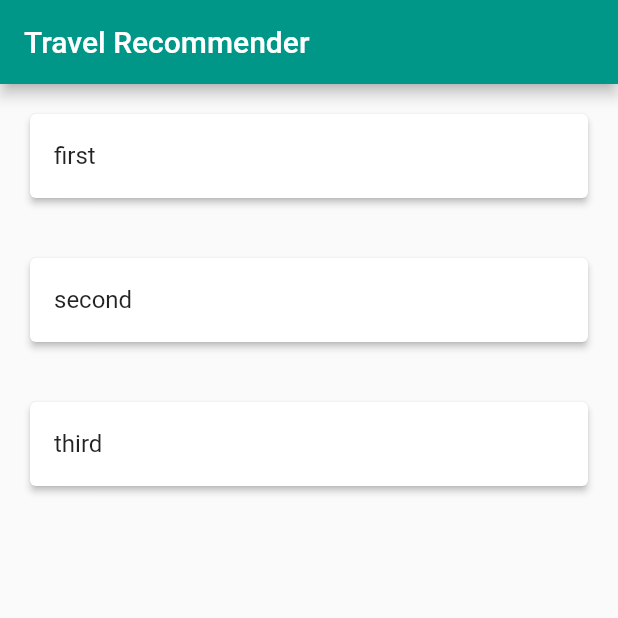
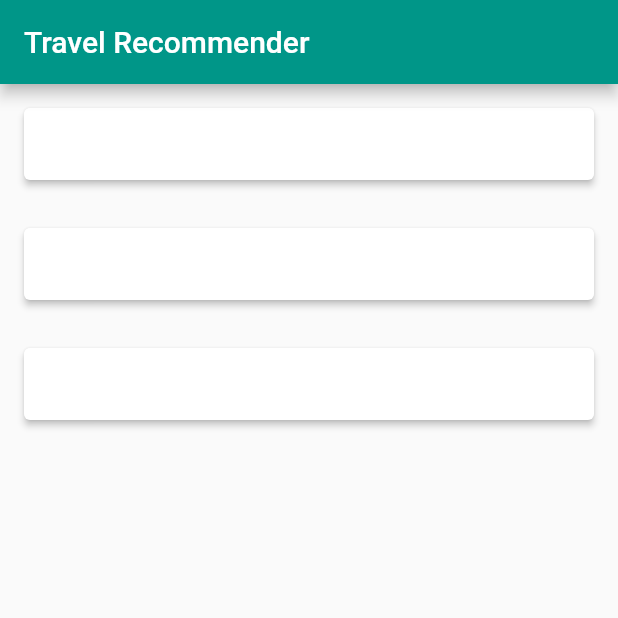
Before and after one commit to emrepun/MSCProject, a Flutter app: the screen it shows after launch, on a phone screen of 412 x 824 dp, the top half of it. Run offline on Flutter 3.47's test engine with Material 2 defaults, Android fonts, the phone set to English and light mode, and no system bars.

Commit message:
ListView embedded in Center

```diff
--- a/version2/travel_app2/lib/main.dart
+++ b/version2/travel_app2/lib/main.dart
@@ -35,17 +35,25 @@ Widget _myListView(BuildContext context) {
     new Option("third", "thirdImage", "third keywords")
   ];
 
-  return ListView.builder(
-    itemCount: options.length,
-    itemBuilder: (context, index) {
-      return Card(
-        elevation: 2.0, //gives some kind of shadow at the end.
-        margin: EdgeInsets.all(20.0),
-        child: ListTile(
-          //leading: Icon(icons[index]),
-          title: Text(options[index].title),
-        ),
-      );
-    },
+
+  return Center(
+    child: ListView.builder(
+        itemCount: options.length,
+
+        itemBuilder: (context, i) {
+          return Card(
+            elevation: 2.0,
+            margin: EdgeInsets.all(16.0),
+            child: FlatButton(
+              padding: EdgeInsets.all(0.0),
+              child: Column(
+
+              ),
+              onPressed: () {
+                //TODO: Implement request.
+              },
+            ),
+          );
+        }),
   );
 }
```
